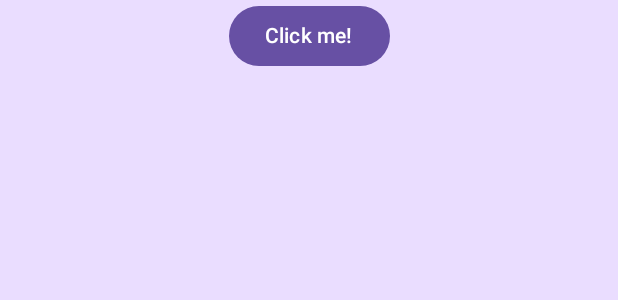
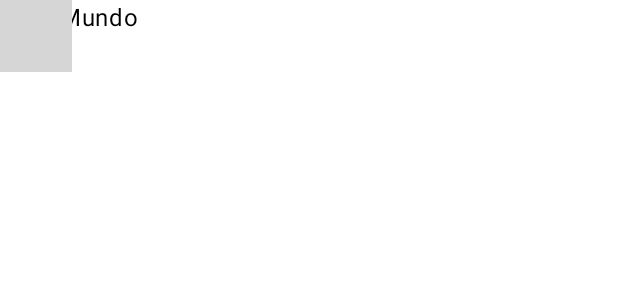
Before and after one commit to CristianDv7/UbicateApp, an Android app built with Jetpack Compose: the @Preview function App, on a phone screen of 412 x 824 dp. Shown: the top 300 px of the screen. Run offline under Robolectric (Android 15) with nearby library versions, the phone set to English and light mode, and no system bars; libraries missing offline, so code that uses them is left out: com.cj7.lojapp; 1 statement that could not run was skipped; grey boxes are pictures that could not be loaded.

Commit message:
primer commit

```diff
--- a/composeApp/build.gradle.kts
+++ b/composeApp/build.gradle.kts
@@ -7,6 +7,7 @@ plugins {
     alias(libs.plugins.androidApplication)
     alias(libs.plugins.composeMultiplatform)
     alias(libs.plugins.composeCompiler)
+    alias(libs.plugins.kotlinxSerialization)
 }
 
 kotlin {
@@ -42,6 +43,9 @@ kotlin {
             implementation(compose.components.uiToolingPreview)
             implementation(libs.androidx.lifecycle.viewmodelCompose)
             implementation(libs.androidx.lifecycle.runtimeCompose)
+            implementation(libs.androidx.navigation.compose)
+            implementation(libs.coil3.core)
+            implementation(libs.coil3.compose)
         }
         commonTest.dependencies {
             implementation(libs.kotlin.test)
--- a/composeApp/src/androidMain/kotlin/org/cj7/ubicate/MainActivity.kt
+++ b/composeApp/src/androidMain/kotlin/org/cj7/ubicate/MainActivity.kt
@@ -6,11 +6,14 @@ import androidx.activity.compose.setContent
 import androidx.activity.enableEdgeToEdge
 import androidx.compose.runtime.Composable
 import androidx.compose.ui.tooling.preview.Preview
+import org.cj7.ubicate.utils.AndroidContextHolder
 
 class MainActivity : ComponentActivity() {
+
     override fun onCreate(savedInstanceState: Bundle?) {
+        AndroidContextHolder.init(applicationContext)
+        super.onCreate(savedInstanceState)
         enableEdgeToEdge()
-        super.onCreate(savedInstanceState)
 
         setContent {
             App()
--- a/composeApp/src/commonMain/kotlin/org/cj7/ubicate/App.kt
+++ b/composeApp/src/commonMain/kotlin/org/cj7/ubicate/App.kt
@@ -1,49 +1,22 @@
 package org.cj7.ubicate
 
-import androidx.compose.animation.AnimatedVisibility
-import androidx.compose.foundation.Image
-import androidx.compose.foundation.background
-import androidx.compose.foundation.layout.Column
-import androidx.compose.foundation.layout.fillMaxSize
-import androidx.compose.foundation.layout.fillMaxWidth
-import androidx.compose.foundation.layout.safeContentPadding
-import androidx.compose.material3.Button
+import androidx.compose.foundation.layout.Box
+import androidx.compose.foundation.layout.statusBarsPadding
 import androidx.compose.material3.MaterialTheme
 import androidx.compose.material3.Text
 import androidx.compose.runtime.*
-import androidx.compose.ui.Alignment
 import androidx.compose.ui.Modifier
-import org.jetbrains.compose.resources.painterResource
+import com.cj7.lojapp.pages.WelcomeScreen
 import org.jetbrains.compose.ui.tooling.preview.Preview
 
-import ubicate.composeapp.generated.resources.Res
-import ubicate.composeapp.generated.resources.compose_multiplatform
 
 @Composable
 @Preview
 fun App() {
     MaterialTheme {
-        var showContent by remember { mutableStateOf(false) }
-        Column(
-            modifier = Modifier
-                .background(MaterialTheme.colorScheme.primaryContainer)
-                .safeContentPadding()
-                .fillMaxSize(),
-            horizontalAlignment = Alignment.CenterHorizontally,
-        ) {
-            Button(onClick = { showContent = !showContent }) {
-                Text("Click me!")
-            }
-            AnimatedVisibility(showContent) {
-                val greeting = remember { Greeting().greet() }
-                Column(
-                    modifier = Modifier.fillMaxWidth(),
-                    horizontalAlignment = Alignment.CenterHorizontally,
-                ) {
-                    Image(painterResource(Res.drawable.compose_multiplatform), null)
-                    Text("Compose: $greeting")
-                }
-            }
+        Box(Modifier.statusBarsPadding()){
+            Text("Hola Mundo")
+            WelcomeScreen(navigateToHome = {})
         }
     }
 }
--- a/gradle/libs.versions.toml
+++ b/gradle/libs.versions.toml
@@ -12,6 +12,8 @@ androidx-testExt = "1.2.1"
 composeMultiplatform = "1.8.2"
 junit = "4.13.2"
 kotlin = "2.2.0"
+navigation-compose = "2.9.0-beta05"
+coil3 = "3.0.0-alpha06"
 
 [libraries]
 kotlin-test = { module = "org.jetbrains.kotlin:kotlin-test", version.ref = "kotlin" }
@@ -24,6 +26,9 @@ androidx-appcompat = { module = "androidx.appcompat:appcompat", version.ref = "a
 androidx-activity-compose = { module = "androidx.activity:activity-compose", version.ref = "androidx-activity" }
 androidx-lifecycle-viewmodelCompose = { module = "org.jetbrains.androidx.lifecycle:lifecycle-viewmodel-compose", version.ref = "androidx-lifecycle" }
 androidx-lifecycle-runtimeCompose = { module = "org.jetbrains.androidx.lifecycle:lifecycle-runtime-compose", version.ref = "androidx-lifecycle" }
+androidx-navigation-compose = { group = "org.jetbrains.androidx.navigation", name = "navigation-compose", version.ref = "navigation-compose" }
+coil3-compose = { module = "io.coil-kt.coil3:coil-compose", version.ref = "coil3" }
+coil3-core = { module = "io.coil-kt.coil3:coil", version.ref = "coil3" }
 
 [plugins]
 androidApplication = { id = "com.android.application", version.ref = "agp" }
@@ -31,3 +36,4 @@ androidLibrary = { id = "com.android.library", version.ref = "agp" }
 composeMultiplatform = { id = "org.jetbrains.compose", version.ref = "composeMultiplatform" }
 composeCompiler = { id = "org.jetbrains.kotlin.plugin.compose", version.ref = "kotlin" }
 kotlinMultiplatform = { id = "org.jetbrains.kotlin.multiplatform", version.ref = "kotlin" }
+kotlinxSerialization = { id = "org.jetbrains.kotlin.plugin.serialization", version.ref = "kotlin" }
```
